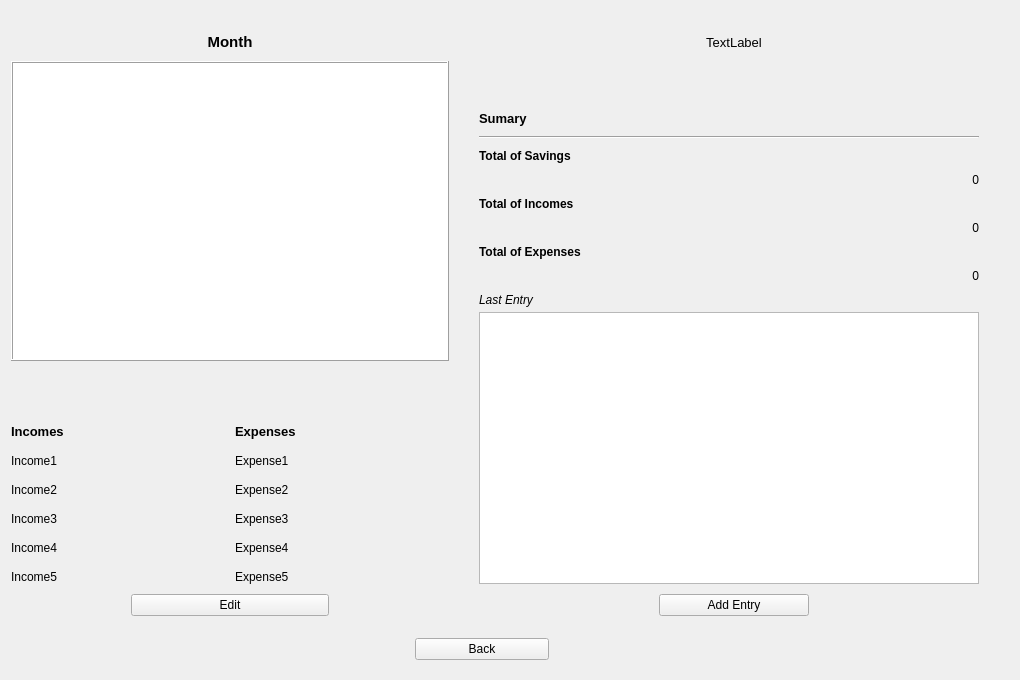
NFBaeza/Budget-Monitor, file ui/dashboardwidget.ui: the form before one commit.
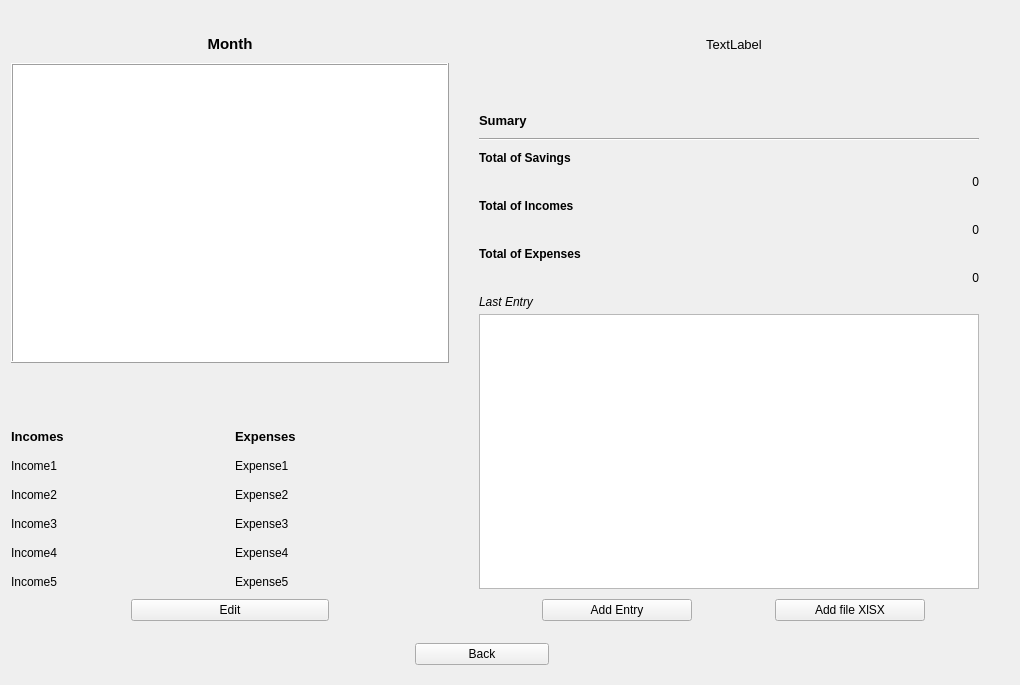
The form after the commit. Custom widgets are drawn as their Qt base class.

What changed in the file:
```diff
--- a/ui/dashboardwidget.ui
+++ b/ui/dashboardwidget.ui
@@ -10,7 +10,7 @@
     <x>0</x>
     <y>0</y>
     <width>1020</width>
-    <height>680</height>
+    <height>685</height>
    </rect>
   </property>
   <property name="sizePolicy">
@@ -83,6 +83,25 @@
        </property>
       </widget>
      </item>
+     <item>
+      <widget class="QPushButton" name="addFileButton">
+       <property name="sizePolicy">
+        <sizepolicy hsizetype="Fixed" vsizetype="Fixed">
+         <horstretch>0</horstretch>
+         <verstretch>0</verstretch>
+        </sizepolicy>
+       </property>
+       <property name="minimumSize">
+        <size>
+         <width>150</width>
+         <height>0</height>
+        </size>
+       </property>
+       <property name="text">
+        <string>Add file XlSX</string>
+       </property>
+      </widget>
+     </item>
     </layout>
    </item>
    <item row="6" column="0">
```
